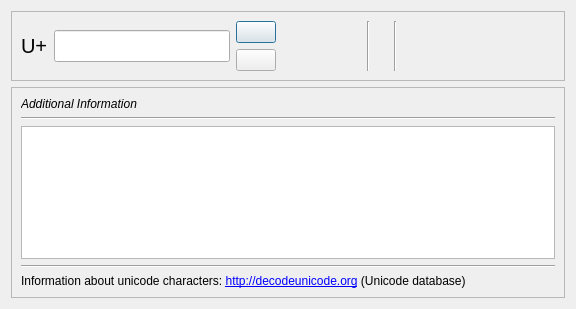
Old version of the form src/widgets/unicodedialog_ui.ui in the repository KDE/kdenlive.
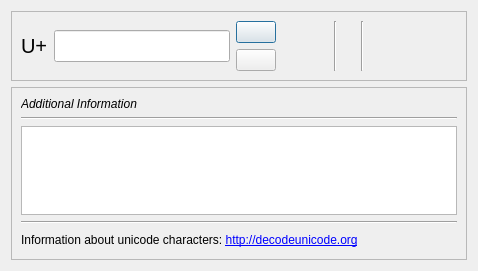
New version of the form. Custom widgets are drawn as their Qt base class.

Commit message: Fix some strings that broke the translation tools (non unicode characters in the code)

Diff of the .ui file:
```diff
--- a/src/widgets/unicodedialog_ui.ui
+++ b/src/widgets/unicodedialog_ui.ui
@@ -6,8 +6,8 @@
    <rect>
     <x>0</x>
     <y>0</y>
-    <width>576</width>
-    <height>309</height>
+    <width>478</width>
+    <height>271</height>
    </rect>
   </property>
   <property name="sizePolicy">
@@ -194,22 +194,6 @@
       <enum>QFrame::Raised</enum>
      </property>
      <layout class="QGridLayout" name="gridLayout_3">
-      <item row="4" column="0">
-       <widget class="QLabel" name="label_6">
-        <property name="locale">
-         <locale language="English" country="UnitedStates"/>
-        </property>
-        <property name="text">
-         <string>Information about unicode characters: &lt;a href=&quot;http://decodeunicode.org&quot;&gt;http://decodeunicode.org&lt;/a&gt; (Unicode database)</string>
-        </property>
-        <property name="wordWrap">
-         <bool>true</bool>
-        </property>
-        <property name="openExternalLinks">
-         <bool>true</bool>
-        </property>
-       </widget>
-      </item>
       <item row="0" column="0">
        <widget class="QLabel" name="label_2">
         <property name="font">
@@ -225,21 +209,14 @@
         </property>
        </widget>
       </item>
-      <item row="1" column="0">
+      <item row="1" column="0" colspan="2">
        <widget class="Line" name="line">
         <property name="orientation">
          <enum>Qt::Horizontal</enum>
         </property>
        </widget>
       </item>
-      <item row="3" column="0">
-       <widget class="Line" name="line_4">
-        <property name="orientation">
-         <enum>Qt::Horizontal</enum>
-        </property>
-       </widget>
-      </item>
-      <item row="2" column="0">
+      <item row="2" column="0" colspan="2">
        <widget class="QTextBrowser" name="labelInfoText">
         <property name="frameShadow">
          <enum>QFrame::Plain</enum>
@@ -258,6 +235,42 @@
         </property>
        </widget>
       </item>
+      <item row="3" column="0" colspan="2">
+       <widget class="Line" name="line_4">
+        <property name="orientation">
+         <enum>Qt::Horizontal</enum>
+        </property>
+       </widget>
+      </item>
+      <item row="4" column="0">
+       <widget class="QLabel" name="label_6">
+        <property name="locale">
+         <locale language="English" country="UnitedStates"/>
+        </property>
+        <property name="text">
+         <string>Information about unicode characters: &lt;a href=&quot;http://decodeunicode.org&quot;&gt;http://decodeunicode.org&lt;/a&gt;</string>
+        </property>
+        <property name="wordWrap">
+         <bool>false</bool>
+        </property>
+        <property name="openExternalLinks">
+         <bool>true</bool>
+        </property>
+       </widget>
+      </item>
+      <item row="4" column="1">
+       <spacer name="horizontalSpacer_4">
+        <property name="orientation">
+         <enum>Qt::Horizontal</enum>
+        </property>
+        <property name="sizeHint" stdset="0">
+         <size>
+          <width>43</width>
+          <height>20</height>
+         </size>
+        </property>
+       </spacer>
+      </item>
      </layout>
     </widget>
    </item>
```
The commit also changes 1 other file.
